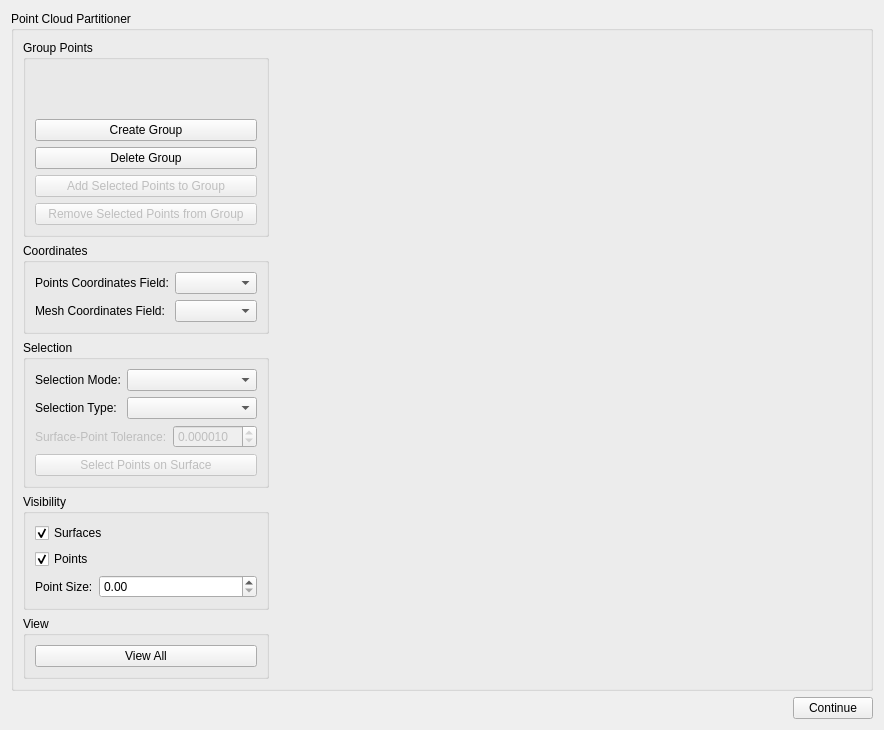
Old version of the form mapclientplugins/pointcloudpartitionerstep/qt/pointcloudpartitionerwidget.ui in the repository tsalemink/pointcloudpartitionerstep.
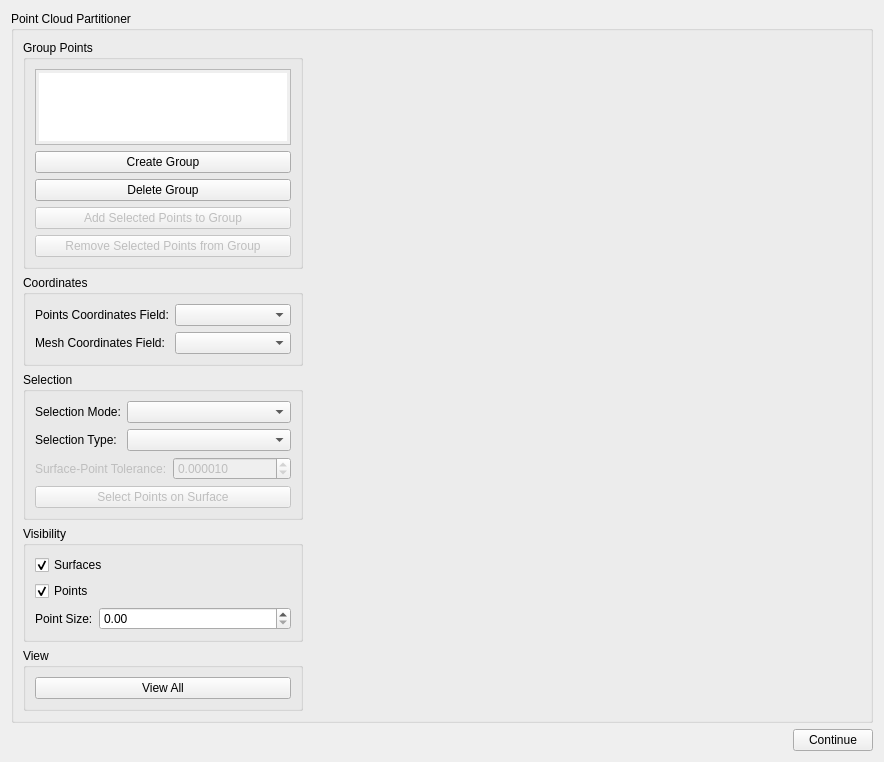
New version of the form. Custom widgets are drawn as their Qt base class.

Commit message:
Update UI group list to use QTableView
This commit reworks the way the UI displays the list of groups and their associated widgets (check-box, push-button, etc.). These item are now displayed using QTableView, QAbstractTableModel and QStyledItemDelegate subclasses, adhering to the Qt model/view architecture.

Patch:
```diff
--- a/mapclientplugins/pointcloudpartitionerstep/qt/pointcloudpartitionerwidget.ui
+++ b/mapclientplugins/pointcloudpartitionerstep/qt/pointcloudpartitionerwidget.ui
@@ -38,17 +38,42 @@
             <layout class="QVBoxLayout" name="verticalLayout_5"/>
            </item>
            <item>
-            <spacer name="verticalSpacer">
-             <property name="orientation">
-              <enum>Qt::Vertical</enum>
+            <widget class="QTableView" name="groupTableView">
+             <property name="styleSheet">
+              <string notr="true">QTableView { padding: 3px; }
+QTableView::item { padding: 3px; }</string>
              </property>
-             <property name="sizeHint" stdset="0">
-              <size>
-               <width>20</width>
-               <height>40</height>
-              </size>
+             <property name="sizeAdjustPolicy">
+              <enum>QAbstractScrollArea::AdjustIgnored</enum>
              </property>
-            </spacer>
+             <property name="selectionMode">
+              <enum>QAbstractItemView::NoSelection</enum>
+             </property>
+             <property name="selectionBehavior">
+              <enum>QAbstractItemView::SelectRows</enum>
+             </property>
+             <property name="showGrid">
+              <bool>false</bool>
+             </property>
+             <attribute name="horizontalHeaderVisible">
+              <bool>false</bool>
+             </attribute>
+             <attribute name="horizontalHeaderMinimumSectionSize">
+              <number>20</number>
+             </attribute>
+             <attribute name="horizontalHeaderDefaultSectionSize">
+              <number>80</number>
+             </attribute>
+             <attribute name="horizontalHeaderHighlightSections">
+              <bool>false</bool>
+             </attribute>
+             <attribute name="verticalHeaderVisible">
+              <bool>false</bool>
+             </attribute>
+             <attribute name="verticalHeaderHighlightSections">
+              <bool>false</bool>
+             </attribute>
+            </widget>
            </item>
            <item>
             <widget class="QPushButton" name="pushButtonCreateGroup">
```
The commit also changes 3 other files.
